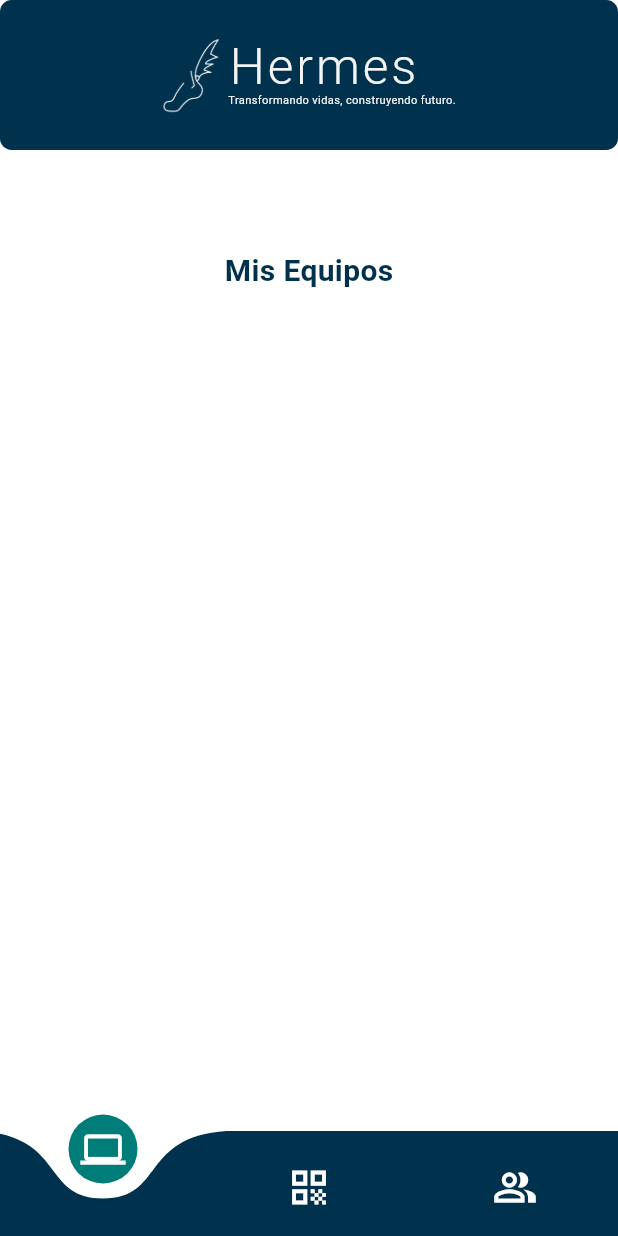
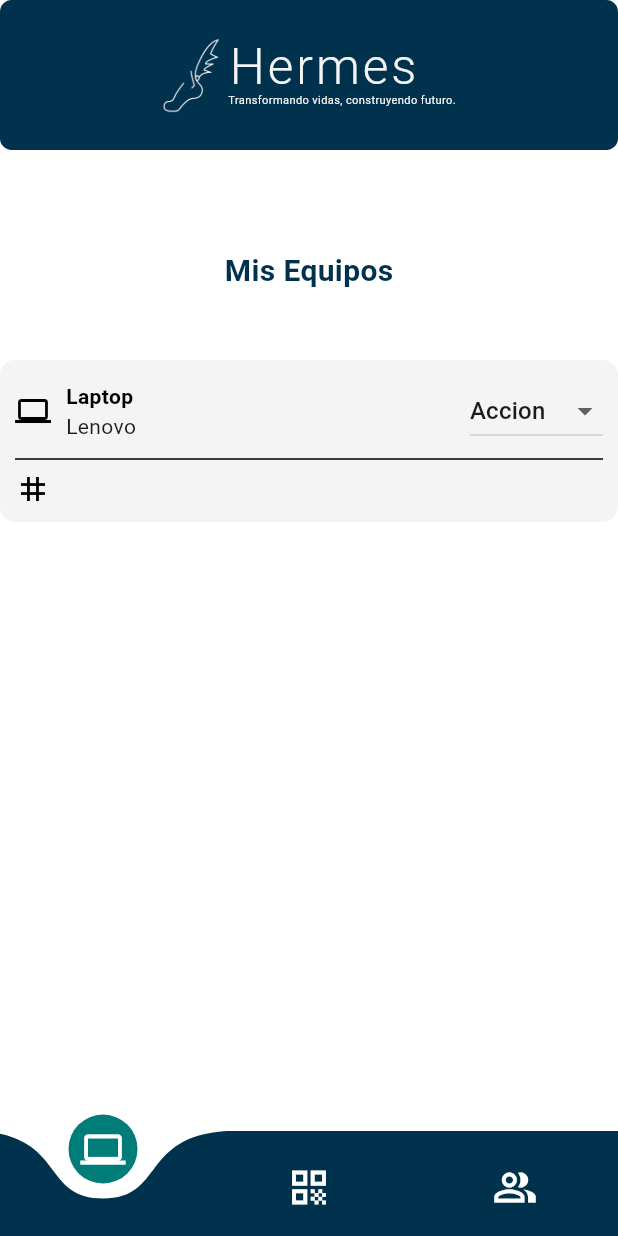
Before and after one commit to senaFactory/appHermes, a Flutter app: the screen it shows after launch, on a phone screen of 412 x 824 dp. Run offline on Flutter 3.47's test engine with Material 3 defaults, Android fonts, the phone set to English and light mode, and no system bars; drawn by our look-alikes of curved_navigation_bar.

Commit message:
Ultimos cambios depantalla equipos

```diff
--- a/lib/pages/Homepage.dart
+++ b/lib/pages/Homepage.dart
@@ -1,5 +1,6 @@
 import 'package:curved_navigation_bar/curved_navigation_bar.dart';
 import 'package:flutter/material.dart';
+import 'package:flutter/widgets.dart';
 import 'package:maqueta/widgets/HomeAppBar.dart';
 
 class Homepage extends StatelessWidget {
@@ -11,13 +12,10 @@ class Homepage extends StatelessWidget {
           HomeAppBar(),
           Container(
             child: Column(
-              children: [
+              children:[
                 SizedBox(height: 70), //Espacio entre el titulo y el texto
-                Container(
-
-                ),
-                const Column(
-                  crossAxisAlignment: CrossAxisAlignment.start,
+                Column(
+                  crossAxisAlignment: CrossAxisAlignment.center,
                   children: [
                     Text(
                       "Mis Equipos",
@@ -28,12 +26,68 @@ class Homepage extends StatelessWidget {
                         height: 1.0, // Ajusta la altura de línea para reducir el espacio vertical
                       ),
                     ),
+                    SizedBox(height: 50),
+                    Container(
+                      padding: EdgeInsets.all(10),
+                      decoration: BoxDecoration(
+                        color: Color(0xFFF5F4F4),
+                        borderRadius: BorderRadius.circular(10),
+                      ),
+                      child: Column(
+                        children: [
+                          Row(
+                            mainAxisAlignment: MainAxisAlignment.spaceBetween,
+                            children: [
+                              Row(
+                                children: [
+                                  Icon(Icons.laptop, color: Colors.black),
+                                  SizedBox(width: 10),
+                                  Column(
+                                    crossAxisAlignment: CrossAxisAlignment.start,
+                                    children: [
+                                      Text(
+                                        "Laptop",
+                                        style: TextStyle(
+                                          fontWeight: FontWeight.bold,
+                                          color: Colors.black,
+                                        ),
+                                      ),
+                                      Text("Lenovo"),
+                                    ],
+                                  ),
+                                ],
+                              ),
+                               DropdownButton<String>(
+                                value: "Accion",
+                                onChanged: (String? newValue) {},
+                                items: <String>['Accion', 'Opción 1', 'Opción 2']
+                                .map<DropdownMenuItem<String>>((String value) {
+                              return DropdownMenuItem<String>(
+                                value: value,
+                                child: Text(value),
+                                );
+                                }).toList(),
+                              ),
+                            ],
+                          ),
+                          Divider(color: Colors.black),
+                          Row(
+                            children: [
+                              Icon(Icons.tag, color: Colors.black,)
+                            ],
+                          ),
+                        ],
+                      ),
+                    ),
                   ],
                 )
               ],
             ),
           ),
         ],
+
+      //* NavBar
+
       ),
       bottomNavigationBar:CurvedNavigationBar(
         backgroundColor: Colors.transparent,
```
